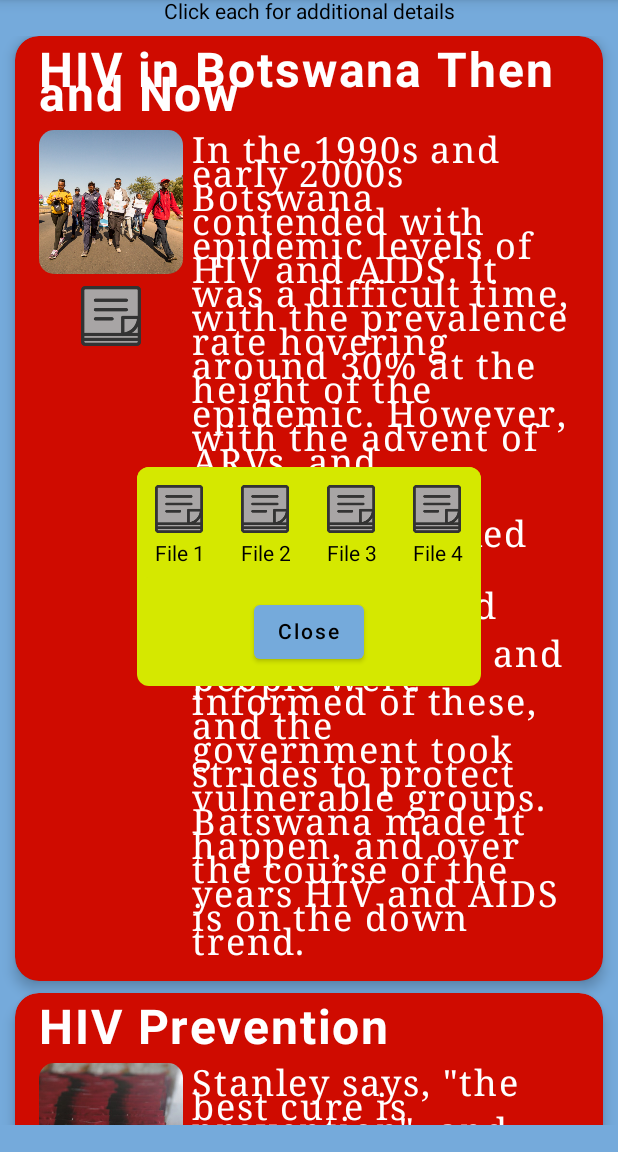
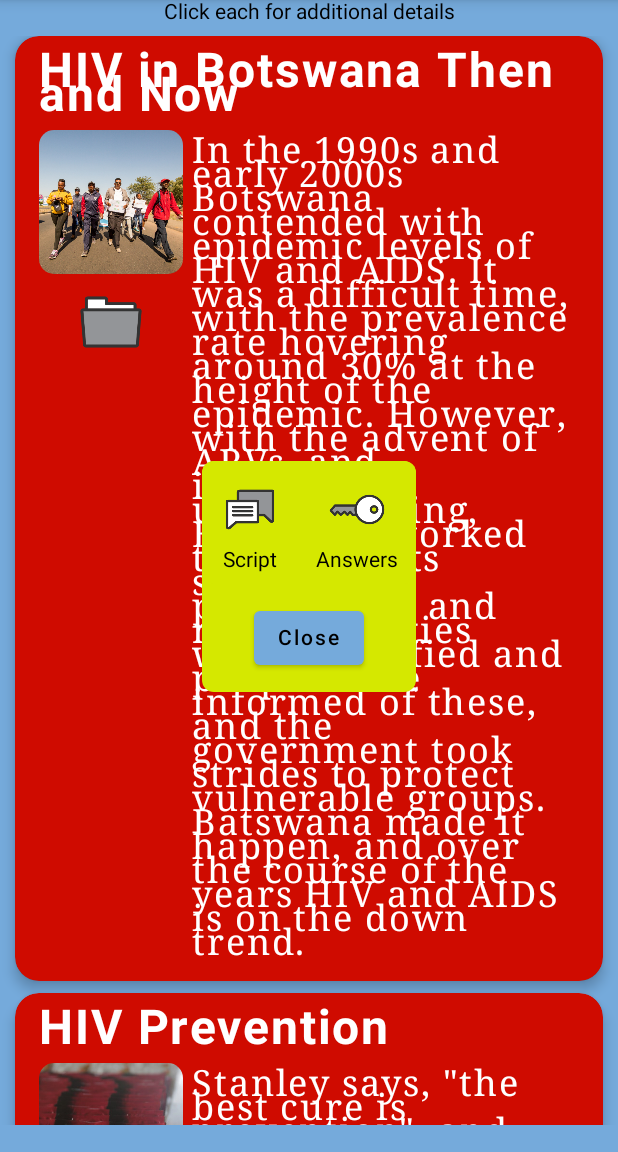
Before and after one commit to PVOBrien/kemoleseding, an Android app built with Jetpack Compose: the screen it shows after launch (MainActivity), after a tap on "Document Icon", on a phone screen of 412 x 824 dp, the part 84-1236 px from its top. Run offline under Robolectric (Android 15) with nearby library versions, the phone set to English and light mode, and no system bars; 1 other tap on this screen came first.

Commit message:
update icons and use from Module to Composable

```diff
--- a/app/src/main/java/com/cfreesespuffs/github/kemoleseding/MainActivity.kt
+++ b/app/src/main/java/com/cfreesespuffs/github/kemoleseding/MainActivity.kt
@@ -15,6 +15,7 @@ import androidx.compose.foundation.clickable
 import androidx.compose.foundation.layout.*
 import androidx.compose.foundation.lazy.LazyColumn
 import androidx.compose.foundation.lazy.LazyRow
+import androidx.compose.foundation.lazy.items
 import androidx.compose.foundation.lazy.itemsIndexed
 import androidx.compose.foundation.shape.RoundedCornerShape
 import androidx.compose.material.*
@@ -206,11 +207,12 @@ fun MPic(
 
         AnimatedVisibility(isExpanded) {
             Image(
-                painter = painterResource(id = R.drawable.doc_pic),
+//                painter = painterResource(id = R.drawable.doc_pic),
+                painter = painterResource(id = R.drawable.folder),
                 contentDescription = "Document Icon",
                 modifier = Modifier
                     .padding(top = 8.dp)
-                    .size(40.dp)
+                    .size(48.dp)
                     .fillMaxWidth()
                     .clickable(
                         enabled = true,
@@ -233,14 +235,13 @@ fun MPic(
 fun docAbove(
     isVisible: Boolean,
     onFileShowChange: (Boolean) -> Unit,
-    docDetails: List<docDetails>?,
+    passedDocDetails: List<docDetails>,
 //    modList: List<Module>,
 //    whichMod: Int
 ) {
-
     val context = LocalContext.current
     var numbersList: List<Int> = listOf(1, 2, 3, 4)
-    println("this is the current docDetail file path: ${docDetails?.get(0)}")
+    println("this is the current docDetail file path: ${passedDocDetails?.get(0)?.docName}")
     AnimatedVisibility(
         isVisible,
         enter = slideInVertically(),
@@ -271,27 +272,28 @@ fun docAbove(
                         .background(color = kmlYellow, shape = RoundedCornerShape(8.dp)),
                 )
                 {
-                    itemsIndexed(numbersList) { _, item ->
-                        Column {
+                    val allData = passedDocDetails.toList() // https://stackoverflow.com/questions/46846025/how-to-clone-or-copy-a-list-in-kotlin
+                    items(passedDocDetails) { item ->
+                        Column (horizontalAlignment = Alignment.CenterHorizontally) {
                             Image(
-                                painter = painterResource(id = R.drawable.doc_pic),
+                                painter = painterResource(item.picType),
                                 contentDescription = "Document Icon",
                                 modifier = Modifier
                                     .padding(start = 12.dp, top = 12.dp, end = 12.dp, bottom = 6.dp)
-                                    .size(32.dp)
+                                    .size(40.dp)
                                     .clickable(
                                         enabled = true,
                                         onClickLabel = "This is a Document",
                                         onClick = {
 //                                            var quickBool: Boolean = false
 //                                            onFileShowChange(!quickBool)
-                                            println("CLICK PIC")
-                                            openFile(context, "daysfriends")
+                                            println("CLICK PIC" + "${item.docName}")
+                                            openFile(context, item.docName)
                                         })
 //                        onClick = { openFile(context) }) // TODO: pass addtl variables for which files.
                             )
                             Text(
-                                text = "File $item",
+                                text = "${item.docDescription}",
                                 modifier = Modifier.padding(
                                     start = 12.dp,
                                     end = 12.dp,
@@ -414,15 +416,15 @@ private fun openFile(
     var inputStream: InputStream? = null
     var outputStream: OutputStream? = null
 
-    val theFile = "daysfriends"
+//    val theFile = "daysfriends"
 
     try {
         val file =
             File("${theContext.getExternalFilesDir("kmlpdfFromFile")}" + "/$theFile.pdf") // "kmlpdfFromFile"
         if (!file.exists()) {
             println("in file doesn't exist block")
-//          inputStream = context.assets.open("pdfs/dDaysfFriends.pdf")
-            inputStream = theContext.resources.openRawResource(R.raw.daysfriends)
+          inputStream = theContext.assets.open("pdfs/$theFile.pdf")
+//            inputStream = theContext.resources.openRawResource(R.raw.daysfriends)
             outputStream = FileOutputStream(file)
             copyFile(inputStream, outputStream)
         }
--- a/app/src/main/java/com/cfreesespuffs/github/kemoleseding/objModules/Module.kt
+++ b/app/src/main/java/com/cfreesespuffs/github/kemoleseding/objModules/Module.kt
@@ -8,14 +8,14 @@ class Module(
     val summary: String,
     val documents: List<String>,
     val modPhoto: Int,
-    var docList: List<docDetails>?
+    val docList: List<docDetails>
 ) {
     fun titleDec() {
         println("The name of the title is $title")
     }
 }
 
-data class docDetails(val docName: String, val docDescription: String)
+data class docDetails(val docName: String, val docDescription: String, val picType: Int)
 
 val modOne = Module(
     1,
@@ -23,7 +23,7 @@ val modOne = Module(
     "In the 1990s and early 2000s Botswana contended with epidemic levels of HIV and AIDS. It was a difficult time, with the prevalence rate hovering around 30% at the height of the epidemic. However, with the advent of ARVs, and improved understanding, Botswana worked to contain its spread. Key populations and risky activities were identified and people were informed of these, and the government took strides to protect vulnerable groups. Batswana made it happen, and over the course of the years HIV and AIDS is on the down trend.",
     listOf<String>("a document", "another document", "document 3"),
     R.drawable.mod_one_pic,
-    listOf(docDetails("daysfriends", "Script"))
+    listOf(docDetails("daysfriends", "Script", R.drawable.script), docDetails("answerone", "Answers", R.drawable.key))
 )
 
 val modTwo = Module(
@@ -32,7 +32,7 @@ val modTwo = Module(
     "Stanley says, \"the best cure is prevention\", and it's true. Thankfully there are many methods of HIV prevention: male and female condoms, PrEP, PEP, abstinence, ARVs, and understanding HIV all form barriers between a body and HIV to reduce the chance of infection. It is important to use as many of these as possible to keep healthy and safe.",
     listOf("helps","assistance", "make your work easier"),
     R.drawable.mod_two_pic,
-    null
+    listOf(docDetails("daysfriends", "Script", R.drawable.script))
 )
 
 val modThree = Module(
@@ -41,7 +41,7 @@ val modThree = Module(
     "HIV is not a death sentence. ARVs have progressed to the point that \"U equals U\" meaning \"undetectable equals untransmittable\". Adhering to ARVs can mean a full and normal life. Stanley is just such a testament, being able to walk hundreds of kilometers despite once having had AIDS. ARVs are key to living with HIV, and Botswana has made ARVs free and available to anyone with a positive test.",
     listOf("makes everything easier", "and better", "and awesome"),
     R.drawable.mod_three_pic,
-    null
+    listOf(docDetails("daysfriends", "Script", R.drawable.script), docDetails("answerone", "Answers", R.drawable.key))
 )
 
 val modFour = Module(
@@ -50,5 +50,5 @@ val modFour = Module(
     "Botswana has come so far. The prevalence of HIV has dropped year over year, stigma and discrimination is decreasing, and understanding and awareness of HIV treatment continues to rise. All these are signs of great hope for all Batswana. It is because of them all - and HIV activists leading the way - that such positive steps are being made.",
     listOf("eventually", "files", "here"),
     R.drawable.mod_four_pic,
-    null
+    listOf(docDetails("daysfriends", "Script", R.drawable.script), docDetails("answerone", "Answers", R.drawable.key))
 )
```
Also changed, not shown: app/src/main/res/drawable/folder.png (added), app/src/main/res/drawable/key.png (added), app/src/main/res/drawable/script.png (added), 7 other files.
